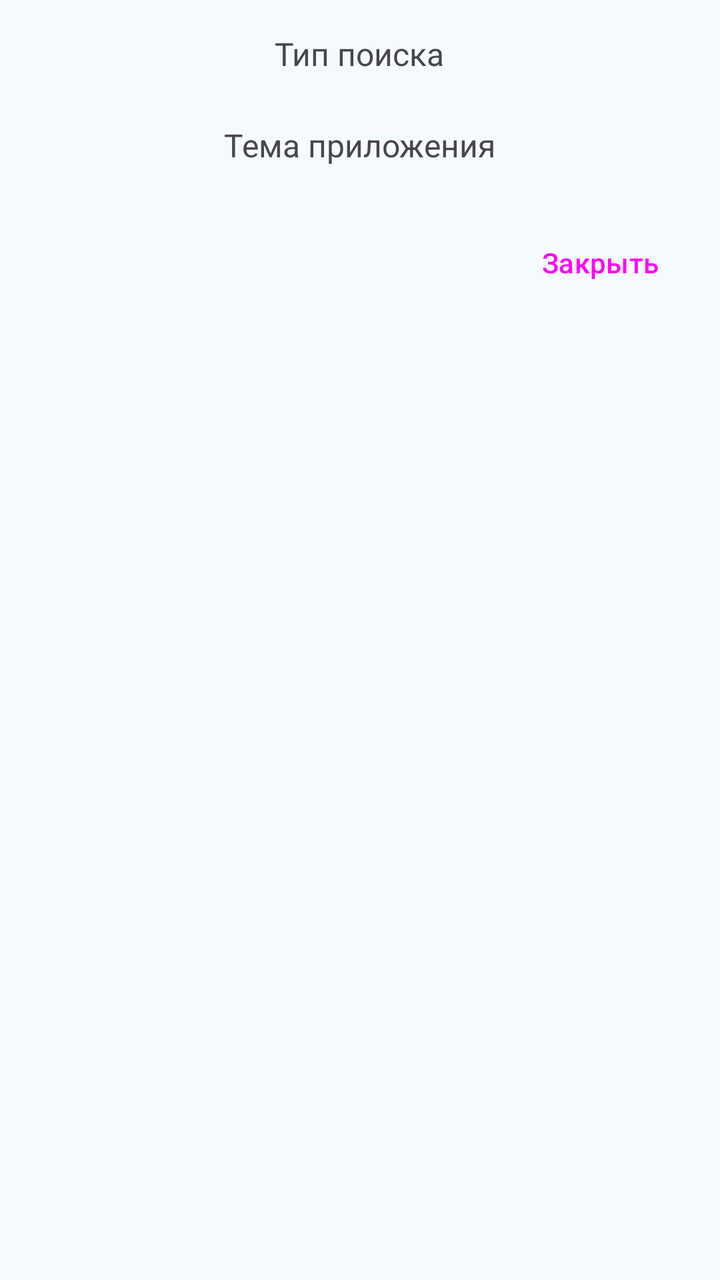
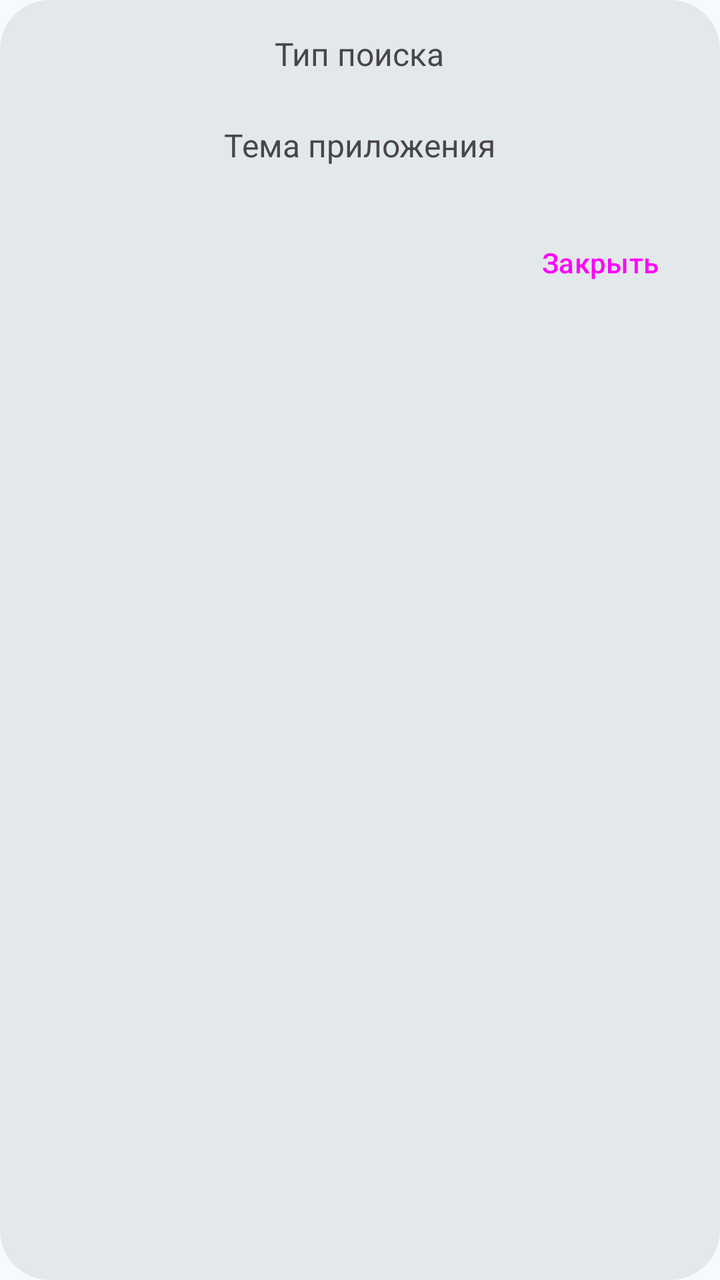

An Android layout rendered at two revisions. The XML below is the earlier revision; the diff shows what the commit changed to produce the second picture.
<!-- AndroidManifest.xml: application theme AppTheme -->
<!-- res/layout/dialog_settings.xml -->
<?xml version="1.0" encoding="utf-8"?>
<LinearLayout xmlns:android="http://schemas.android.com/apk/res/android"
    android:layout_width="match_parent"
    android:layout_height="wrap_content"
    android:gravity="center_horizontal"
    android:orientation="vertical">

    <TextView
        style="@style/TitleMedium"
        android:layout_width="wrap_content"
        android:layout_height="wrap_content"
        android:layout_marginTop="16dp"
        android:text="@string/search_type" />

    <com.google.android.material.button.MaterialButtonToggleGroup
        android:id="@+id/searchToggleGroup"
        android:layout_width="wrap_content"
        android:layout_height="wrap_content"
        android:layout_marginTop="8dp">

        <Button
            android:id="@+id/byName"
            style="?attr/materialButtonOutlinedStyle"
            android:layout_width="wrap_content"
            android:layout_height="wrap_content"
            android:tag="NAME"
            android:text="@string/by_name" />

        <Button
            android:id="@+id/byValue"
            style="?attr/materialButtonOutlinedStyle"
            android:layout_width="wrap_content"
            android:layout_height="wrap_content"
            android:tag="VALUE"
            android:text="@string/by_value" />

    </com.google.android.material.button.MaterialButtonToggleGroup>


    <TextView
        style="@style/TitleMedium"
        android:layout_width="wrap_content"
        android:layout_height="wrap_content"
        android:layout_marginTop="16dp"
        android:text="@string/app_theme" />

    <com.google.android.material.button.MaterialButtonToggleGroup
        android:id="@+id/themeToggleGroup"
        android:layout_width="wrap_content"
        android:layout_height="wrap_content"
        android:layout_marginTop="8dp">

        <Button
            android:id="@+id/darkTheme"
            style="?attr/materialButtonOutlinedStyle"
            android:layout_width="wrap_content"
            android:layout_height="wrap_content"
            android:tag="DARK"
            android:text="@string/dark_theme" />

        <Button
            android:id="@+id/systemTheme"
            style="?attr/materialButtonOutlinedStyle"
            android:layout_width="wrap_content"
            android:layout_height="wrap_content"
            android:tag="SYSTEM"
            android:text="@string/system_theme" />

        <Button
            android:id="@+id/lightTheme"
            style="?attr/materialButtonOutlinedStyle"
            android:layout_width="wrap_content"
            android:layout_height="wrap_content"
            android:tag="LIGHT"
            android:text="@string/light_theme" />
    </com.google.android.material.button.MaterialButtonToggleGroup>

    <Button
        android:id="@+id/close"
        style="@style/Widget.Material3.Button.TextButton"
        android:layout_width="wrap_content"
        android:layout_height="wrap_content"
        android:layout_gravity="end"
        android:layout_margin="16dp"
        android:text="@string/close" />
</LinearLayout>
<!-- resources referenced by this layout -->
<resources>
  <string name="app_theme">Тема приложения</string>
  <string name="by_name">По имени</string>
  <string name="by_value">По значению</string>
  <string name="close">Закрыть</string>
  <string name="dark_theme">Темная</string>
  <string name="light_theme">Светлая</string>
  <string name="search_type">Тип поиска</string>
  <string name="system_theme">Системная</string>
  <style name="TitleMedium" parent="RobotoMedium">
  		<item name="android:textSize">16sp</item>
  		<item name="android:lineHeight">24sp</item>
  	</style>
  <style name="RobotoMedium">
  		<item name="fontFamily">@font/roboto_medium</item>
  	</style>
  <color name="md_theme_primary">#006875</color>
  <color name="md_theme_onPrimary">#FFFFFF</color>
  <color name="md_theme_primaryContainer">#9EEFFE</color>
  <color name="md_theme_onPrimaryContainer">#001F24</color>
  <color name="md_theme_secondary">#4A6267</color>
  <color name="md_theme_onSecondary">#FFFFFF</color>
  <color name="md_theme_secondaryContainer">#CDE7ED</color>
  <color name="md_theme_onSecondaryContainer">#051F23</color>
  <color name="md_theme_tertiary">#535D7E</color>
  <color name="md_theme_onTertiary">#FFFFFF</color>
  <color name="md_theme_tertiaryContainer">#DAE1FF</color>
  <color name="md_theme_onTertiaryContainer">#0F1A37</color>
  <color name="md_theme_error">#BA1A1A</color>
  <color name="md_theme_onError">#FFFFFF</color>
  <color name="md_theme_errorContainer">#FFDAD6</color>
  <color name="md_theme_onErrorContainer">#410002</color>
  <color name="md_theme_background">#F5FAFC</color>
  <color name="md_theme_onBackground">#171D1E</color>
  <color name="md_theme_surface">#F5FAFC</color>
  <color name="md_theme_onSurface">#171D1E</color>
  <color name="md_theme_surfaceVariant">#DBE4E6</color>
  <color name="md_theme_onSurfaceVariant">#3F484A</color>
  <color name="md_theme_outline">#6F797B</color>
  <color name="md_theme_outlineVariant">#BFC8CA</color>
  <color name="md_theme_inverseSurface">#2B3133</color>
  <color name="md_theme_inverseOnSurface">#ECF2F3</color>
  <color name="md_theme_inversePrimary">#82D3E2</color>
  <color name="md_theme_primaryFixed">#9EEFFE</color>
  <color name="md_theme_onPrimaryFixed">#001F24</color>
  <color name="md_theme_primaryFixedDim">#82D3E2</color>
  <color name="md_theme_onPrimaryFixedVariant">#004F59</color>
  <color name="md_theme_secondaryFixed">#CDE7ED</color>
  <color name="md_theme_onSecondaryFixed">#051F23</color>
  <color name="md_theme_secondaryFixedDim">#B1CBD0</color>
  <color name="md_theme_onSecondaryFixedVariant">#334B4F</color>
  <color name="md_theme_tertiaryFixed">#DAE1FF</color>
  <color name="md_theme_onTertiaryFixed">#0F1A37</color>
  <color name="md_theme_tertiaryFixedDim">#BBC5EA</color>
  <color name="md_theme_onTertiaryFixedVariant">#3B4665</color>
  <color name="md_theme_surfaceDim">#D5DBDC</color>
  <color name="md_theme_surfaceBright">#F5FAFC</color>
  <color name="md_theme_surfaceContainerLowest">#FFFFFF</color>
  <color name="md_theme_surfaceContainerLow">#EFF5F6</color>
  <color name="md_theme_surfaceContainer">#E9EFF0</color>
  <color name="md_theme_surfaceContainerHigh">#E3E9EA</color>
  <color name="md_theme_surfaceContainerHighest">#DEE3E5</color>
  <!-- unchanged entries left out for length: 1 -->
</resources>

<!-- the commit's change to res/layout/dialog_settings.xml (unified diff, before → after) -->
@@ -2,6 +2,7 @@
 <LinearLayout xmlns:android="http://schemas.android.com/apk/res/android"
     android:layout_width="match_parent"
     android:layout_height="wrap_content"
+    android:background="@drawable/dialog_background"
     android:gravity="center_horizontal"
     android:orientation="vertical">
 
<!-- resource entries referenced after the edit -->
@@ -1,5 +1,11 @@
 <!-- resources referenced by this layout -->
 <resources>
+  <!-- drawable dialog_background (drawable) -->
+  <?xml version="1.0" encoding="utf-8"?>
+  <shape android:shape="rectangle" xmlns:android="http://schemas.android.com/apk/res/android">
+      <solid android:color="?attr/colorSurfaceContainerHigh"/>
+      <corners android:radius="25dp"/>
+  </shape>
   <string name="app_theme">Тема приложения</string>
   <string name="by_name">По имени</string>
   <string name="by_value">По значению</string>
